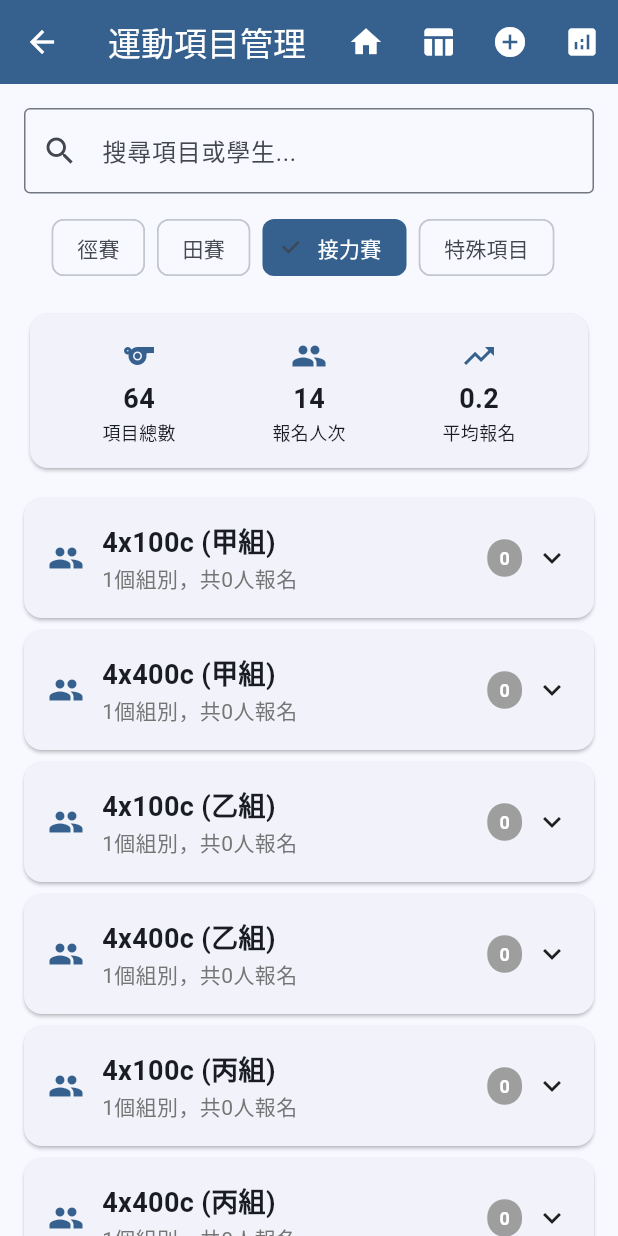
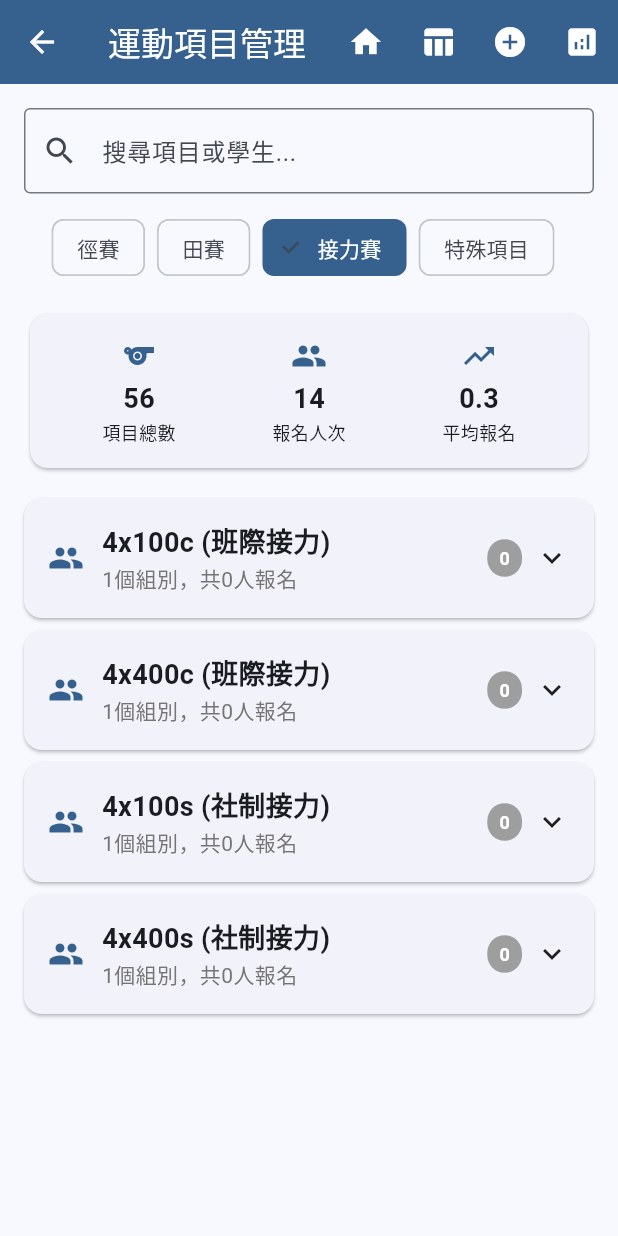
Before and after one commit to Donaldcpk/athletic-meet-system-ams, a Flutter app: the EventManagementScreen screen opened by its route, after a tap on "田賽", after a tap on "接力賽", on a phone screen of 412 x 824 dp. Run offline on Flutter 3.47's test engine with Material 3 defaults, Android fonts, the phone set to English and light mode, and no system bars; missing offline and left inert: dart:html; accounts and stored records are empty.

Commit message:
🔧 修復田賽UI和接力賽項目結構
✅ 關鍵修復：

1. ✅ 田賽UI優化
   - 按鈕尺寸從28x28調整為24x24，避免阻擋輸入區域
   - 輸入框寬度增加到50px，間距優化為4px
   - 垂直間距增加到12px，界面更清爽
   - 添加邊框和更好的顏色對比度

2. ✅ 接力賽項目結構優化
   - 班際接力：4x100c、4x400c (不分甲乙丙組，因已分班)
   - 社制接力：4x100s、4x400s (不分甲乙丙組，因已分社)
   - 特殊接力：10人接力、家長接力、師生接力
   - 總共7個接力項目，每年級分別排名

💡 系統現在更加實用和符合實際運動會需求！

```diff
--- a/lib/constants/event_constants.dart
+++ b/lib/constants/event_constants.dart
@@ -127,157 +127,76 @@ class EventConstants {
 
   /// 班際接力項目 (4x100c, 4x400c)
   static const List<EventInfo> classRelayEvents = [
-    // 甲組班際接力 (中5-6)
     EventInfo(
-      code: '4x100c_A',
-      name: '4x100c (甲組)',
+      code: '4x100c',
+      name: '4x100c (班際接力)',
       category: EventCategory.relay,
-      divisions: [Division.senior],
+      divisions: [Division.senior, Division.junior, Division.primary],
       genders: [Gender.mixed],
       isClassRelay: true,
       maxParticipants: 4,
-      specialRules: '甲組班際接力，每班最多一隊，每年級分別排名',
+      specialRules: '班際接力，每班最多一隊，每年級分別排名',
     ),
     EventInfo(
-      code: '4x400c_A',
-      name: '4x400c (甲組)',
+      code: '4x400c',
+      name: '4x400c (班際接力)',
       category: EventCategory.relay,
-      divisions: [Division.senior],
+      divisions: [Division.senior, Division.junior, Division.primary],
       genders: [Gender.mixed],
       isClassRelay: true,
       maxParticipants: 4,
-      specialRules: '甲組班際接力，每班最多一隊，每年級分別排名',
-    ),
-    // 乙組班際接力 (中3-4)
-    EventInfo(
-      code: '4x100c_B',
-      name: '4x100c (乙組)',
-      category: EventCategory.relay,
-      divisions: [Division.junior],
-      genders: [Gender.mixed],
-      isClassRelay: true,
-      maxParticipants: 4,
-      specialRules: '乙組班際接力，每班最多一隊，每年級分別排名',
-    ),
-    EventInfo(
-      code: '4x400c_B',
-      name: '4x400c (乙組)',
-      category: EventCategory.relay,
-      divisions: [Division.junior],
-      genders: [Gender.mixed],
-      isClassRelay: true,
-      maxParticipants: 4,
-      specialRules: '乙組班際接力，每班最多一隊，每年級分別排名',
-    ),
-    // 丙組班際接力 (中1-2)
-    EventInfo(
-      code: '4x100c_C',
-      name: '4x100c (丙組)',
-      category: EventCategory.relay,
-      divisions: [Division.primary],
-      genders: [Gender.mixed],
-      isClassRelay: true,
-      maxParticipants: 4,
-      specialRules: '丙組班際接力，每班最多一隊，每年級分別排名',
-    ),
-    EventInfo(
-      code: '4x400c_C',
-      name: '4x400c (丙組)',
-      category: EventCategory.relay,
-      divisions: [Division.primary],
-      genders: [Gender.mixed],
-      isClassRelay: true,
-      maxParticipants: 4,
-      specialRules: '丙組班際接力，每班最多一隊，每年級分別排名',
+      specialRules: '班際接力，每班最多一隊，每年級分別排名',
     ),
   ];
 
   /// 社制接力項目 (4x100s, 4x400s)
   static const List<EventInfo> societyRelayEvents = [
-    // 甲組社制接力
     EventInfo(
-      code: '4x100s_A',
-      name: '4x100s (甲組)',
+      code: '4x100s',
+      name: '4x100s (社制接力)',
       category: EventCategory.relay,
-      divisions: [Division.senior],
+      divisions: [Division.senior, Division.junior, Division.primary],
       genders: [Gender.mixed],
-      specialRules: '甲組社制接力，每年級分別排名',
+      specialRules: '社制接力，每社最多一隊，每年級分別排名',
     ),
     EventInfo(
-      code: '4x400s_A',
-      name: '4x400s (甲組)',
+      code: '4x400s',
+      name: '4x400s (社制接力)',
       category: EventCategory.relay,
-      divisions: [Division.senior],
+      divisions: [Division.senior, Division.junior, Division.primary],
       genders: [Gender.mixed],
-      specialRules: '甲組社制接力，每年級分別排名',
-    ),
-    // 乙組社制接力
-    EventInfo(
-      code: '4x100s_B',
-      name: '4x100s (乙組)',
-      category: EventCategory.relay,
-      divisions: [Division.junior],
-      genders: [Gender.mixed],
-      specialRules: '乙組社制接力，每年級分別排名',
-    ),
-    EventInfo(
-      code: '4x400s_B',
-      name: '4x400s (乙組)',
-      category: EventCategory.relay,
-      divisions: [Division.junior],
-      genders: [Gender.mixed],
-      specialRules: '乙組社制接力，每年級分別排名',
-    ),
-    // 丙組社制接力
-    EventInfo(
-      code: '4x100s_C',
-      name: '4x100s (丙組)',
-      category: EventCategory.relay,
-      divisions: [Division.primary],
-      genders: [Gender.mixed],
-      specialRules: '丙組社制接力，每年級分別排名',
-    ),
-    EventInfo(
-      code: '4x400s_C',
-      name: '4x400s (丙組)',
-      category: EventCategory.relay,
-      divisions: [Division.primary],
-      genders: [Gender.mixed],
-      specialRules: '丙組社制接力，每年級分別排名',
+      specialRules: '社制接力，每社最多一隊，每年級分別排名',
     ),
   ];
 
   /// 特殊接力項目 (10人接力、家長接力、師生接力)
   static const List<EventInfo> specialRelayEvents = [
-    // 10人接力
     EventInfo(
       code: '10R',
       name: '10人接力',
       category: EventCategory.special,
-      divisions: Division.values,
+      divisions: [Division.senior, Division.junior, Division.primary],
       genders: [Gender.mixed],
       maxParticipants: 10,
-      specialRules: '10人接力，每班最多一隊，混合年級排名',
+      specialRules: '10人接力，每班最多一隊，每年級分別排名',
     ),
-    // 家長接力
     EventInfo(
       code: 'PARENT_R',
       name: '家長接力',
       category: EventCategory.special,
-      divisions: Division.values,
+      divisions: [Division.senior, Division.junior, Division.primary],
       genders: [Gender.mixed],
       maxParticipants: 4,
-      specialRules: '家長接力，每班最多一隊家長，混合年級排名',
+      specialRules: '家長接力，每班最多一隊家長，每年級分別排名',
     ),
-    // 師生接力
     EventInfo(
       code: 'TEACHER_R',
       name: '師生接力',
       category: EventCategory.special,
-      divisions: Division.values,
+      divisions: [Division.senior, Division.junior, Division.primary],
       genders: [Gender.mixed],
       maxParticipants: 4,
-      specialRules: '師生接力，老師+學生混合，混合年級排名',
+      specialRules: '師生接力，老師+學生混合，每年級分別排名',
     ),
   ];
 
```
Also changed, not shown: lib/screens/referee_system_screen.dart (+15 -9 lines), 3 other files.
